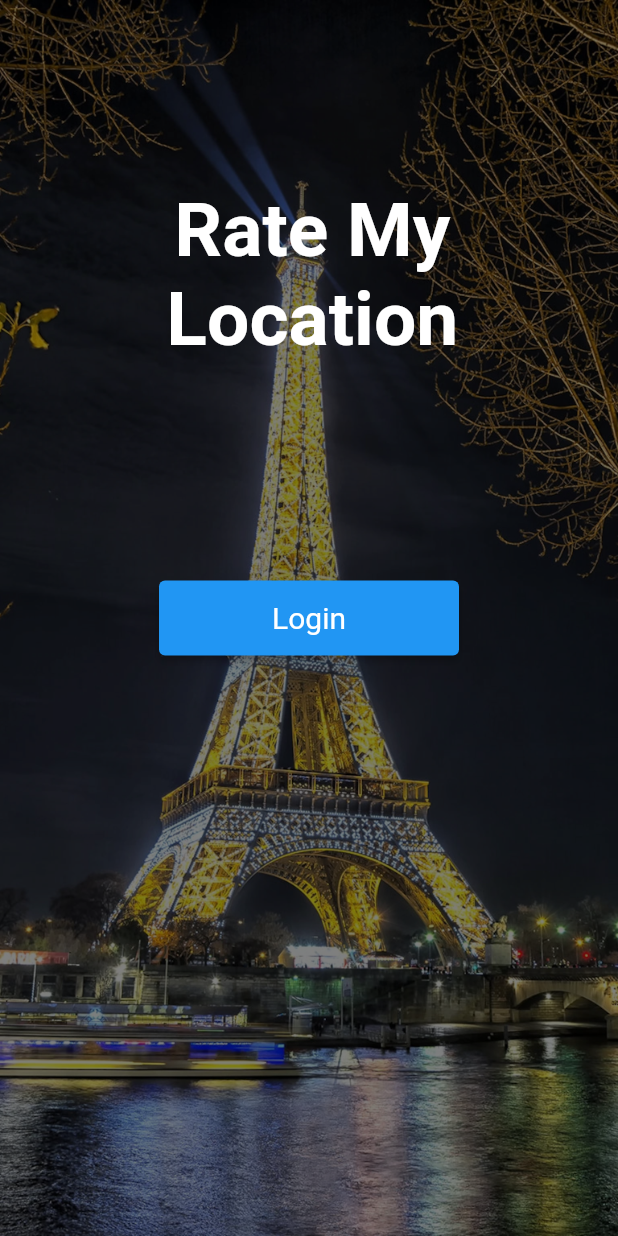
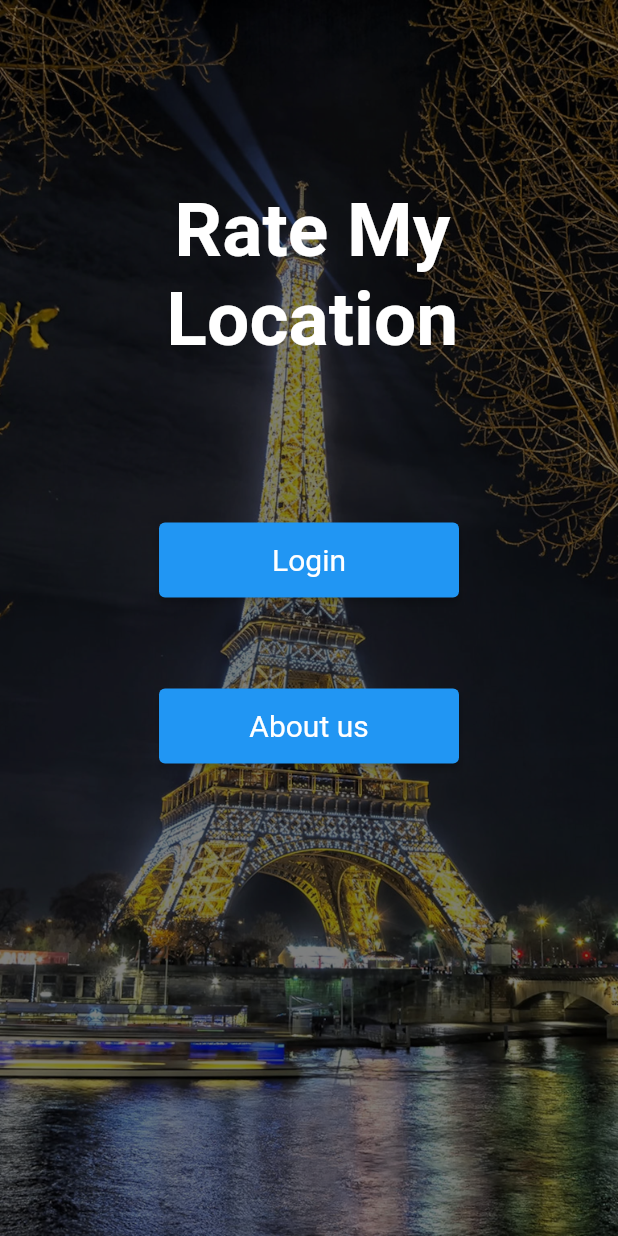
Before and after one commit to CSCI4100U/course-project-btd6, a Flutter app: the screen it shows after launch, on a phone screen of 412 x 824 dp. Run offline on Flutter 3.47's test engine with Material 2 defaults, Android fonts, the phone set to English and light mode, and no system bars; drawn by our look-alikes of delayed_display, intro_slider; our stand-ins replace cloud_firestore, firebase_core, flutter_local_notifications, flutter_map, geocoding, geolocator and 4 more; missing offline and left inert: dart:ffi; accounts and stored records are empty.

Commit message:
Added About Us page - edited home page - edit main slightly - fixed notifications in Map

```diff
--- a/group_project/lib/Map.dart
+++ b/group_project/lib/Map.dart
@@ -89,6 +89,8 @@ class MapMainScreen extends State<MyHomePage> {
       MapMarker(username: "dev_admin_02", location: LatLng(43.9456, -78.8968), rating: 3),
       MapMarker(username: "dev_admin_02", location: LatLng(43.9456, -78.8968), rating: 4),
     ];
+
+    _notifications.init();
 
     return Scaffold(
       appBar: AppBar(
--- a/group_project/lib/views/HomePage.dart
+++ b/group_project/lib/views/HomePage.dart
@@ -43,6 +43,8 @@ class _MyHomePageState extends State<MyHomePage> with TickerProviderStateMixin{
   late Animation<double> _animationTitle;
   late AnimationController _controllerButton;
   late Animation<double> _animationButton;
+  late AnimationController _controllerAboutUs;
+  late Animation<double> _animationAboutUs;
 
   @override
   void initState() {
@@ -98,6 +100,10 @@ class _MyHomePageState extends State<MyHomePage> with TickerProviderStateMixin{
       duration: const Duration(seconds: 5),
       vsync: this,
     );
+    _controllerAboutUs = AnimationController(
+      duration: const Duration(seconds: 5),
+      vsync: this,
+    );
 
     //animations
     _animationTitle = Tween(
@@ -105,6 +111,10 @@ class _MyHomePageState extends State<MyHomePage> with TickerProviderStateMixin{
       end: 1.0,
     ).animate(_controllerTitle);
     _animationButton = Tween(
+      begin: 0.0,
+      end: 1.0,
+    ).animate(_controllerButton);
+    _animationAboutUs = Tween(
       begin: 0.0,
       end: 1.0,
     ).animate(_controllerButton);
@@ -124,9 +134,10 @@ class _MyHomePageState extends State<MyHomePage> with TickerProviderStateMixin{
     //call animation controllers
     _controllerTitle.forward();
     _controllerButton.forward();
+    _controllerAboutUs.forward();
     return Scaffold(
       body: Stack(
-          alignment: AlignmentDirectional.center,
+          alignment: AlignmentDirectional.bottomCenter,
           children: <Widget>[
             IntroSlider(
               key: UniqueKey(),
@@ -177,8 +188,12 @@ class _MyHomePageState extends State<MyHomePage> with TickerProviderStateMixin{
                 ),
               ),
             ),
-              DelayedDisplay(
-                delay: const Duration(seconds: 5),
+            Container(
+              color: const Color(0xFFFCE4EC).withOpacity(0),
+              alignment: const Alignment(0.00, -0.1),
+
+              child: DelayedDisplay(
+                delay: const Duration(seconds: 4),
                 child: FadeTransition(
                   opacity: _animationButton,
                   child: SizedBox(
@@ -196,8 +211,46 @@ class _MyHomePageState extends State<MyHomePage> with TickerProviderStateMixin{
                   ),
                 ),
               ),
+            ),
+            Container(
+              color: const Color(0xFFFCE4EC).withOpacity(0),
+              height: 400,
+              width: 500,
+              alignment: const Alignment(0.00, -0.8),
+              //container for title
+              child: DelayedDisplay(
+                delay: const Duration(seconds: 5),
+                child: FadeTransition(
+                  opacity: _animationAboutUs,
+                  child: SizedBox(
+                    height: 50,
+                    width: 200,
+                    child: ElevatedButton(
+                      onPressed: () {
+                        _showAboutDialog(context);
+                      },
+                      style: style,
+                      child: const Text('About us'),
+                    ),
+                  ),
+                ),
+              ),
+            ),
           ]
       ),
     );
   }
+
+  void _showAboutDialog(BuildContext context) {
+    showAboutDialog(
+      context: context,
+      applicationName: 'Dialogs and Navigation',
+      applicationVersion: 'Version 0.1.1',
+      children: [
+        Text('Dialogs and Navigation'),
+        Text('Copyright 2020 - Some Person'),
+      ],
+    );
   }
+
+}
```
Also changed, not shown: group_project/lib/main.dart (indentation only). Lines whose indentation alone changed are shown as unchanged.
